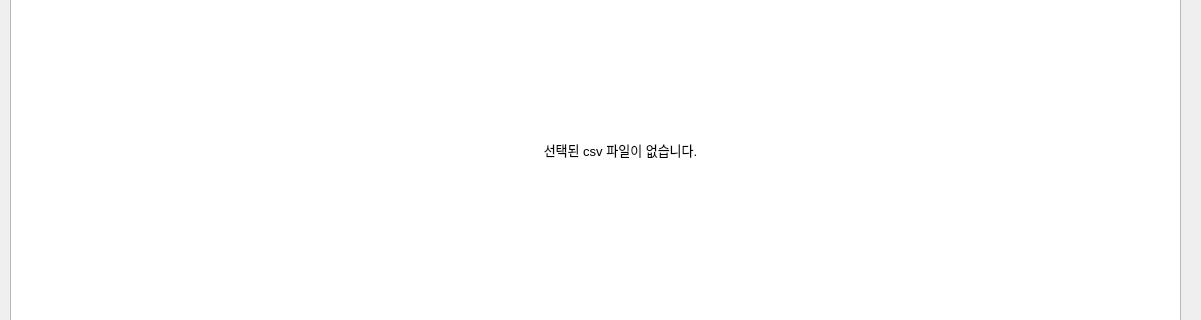
This is initial_screen.ui in yang-kyeong-won/lsm as Qt 5 draws it before an edit; both pictures show x 0 to 1201 and y 333 to 653 of the 1201 by 885 pixel window. The edited form follows.
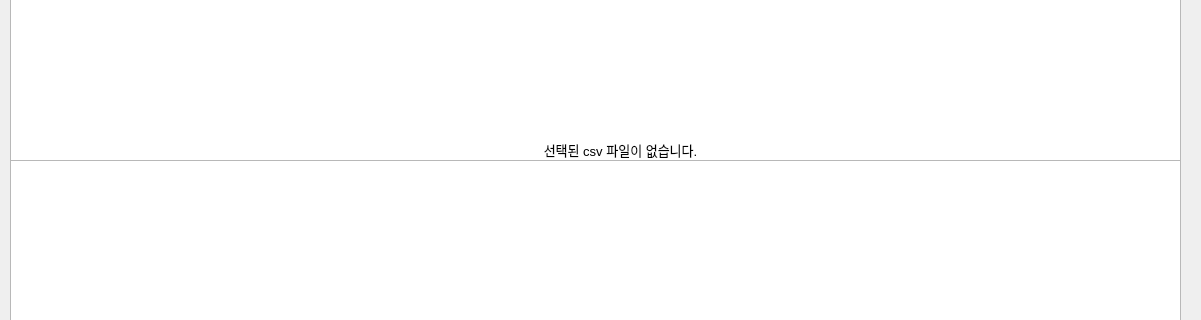
This is the edited form.

Commit message: TableWidget 추가, 진단 정비 버튼 수정

```diff
--- a/initial_screen.ui
+++ b/initial_screen.ui
@@ -305,6 +305,22 @@
       <height>721</height>
      </rect>
     </property>
+    <property name="showGrid">
+     <bool>true</bool>
+    </property>
+   </widget>
+   <widget class="QTableWidget" name="e_tableWidget">
+    <property name="geometry">
+     <rect>
+      <x>10</x>
+      <y>470</y>
+      <width>1171</width>
+      <height>361</height>
+     </rect>
+    </property>
+    <property name="showGrid">
+     <bool>true</bool>
+    </property>
    </widget>
    <zorder>tableWidget</zorder>
    <zorder>txtBr_file_nm</zorder>
@@ -318,6 +334,7 @@
    <zorder>frame</zorder>
    <zorder>nochcFile_announce</zorder>
    <zorder>line</zorder>
+   <zorder>e_tableWidget</zorder>
   </widget>
   <widget class="QMenuBar" name="menubar">
    <property name="geometry">
@@ -325,7 +342,7 @@
      <x>0</x>
      <y>0</y>
      <width>1201</width>
-     <height>22</height>
+     <height>21</height>
     </rect>
    </property>
    <widget class="QMenu" name="menu">
```
The commit also changes 1 other file.
